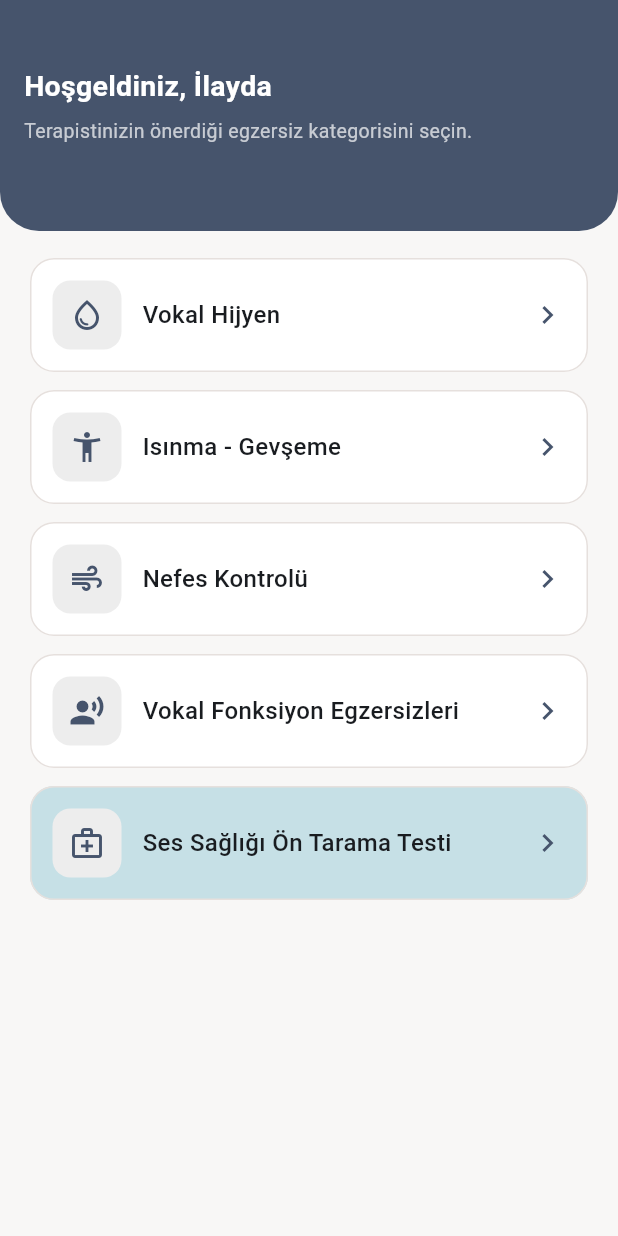
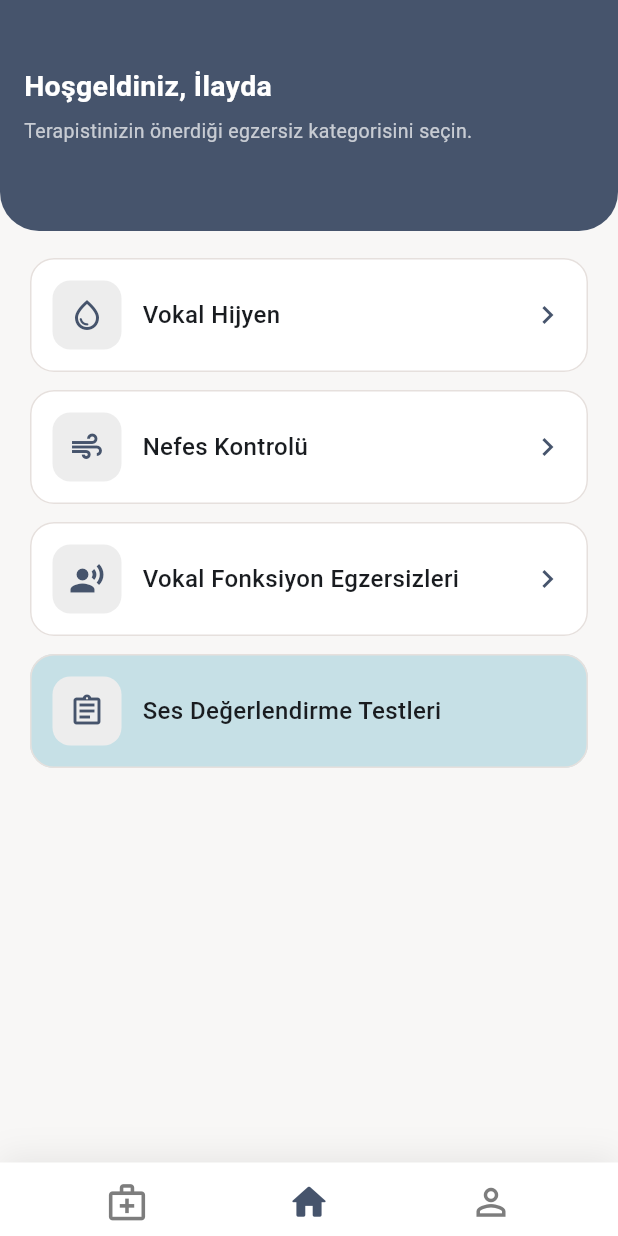
Before and after one commit to elifyildizzz/voice-therapy-app, a Flutter app: the screen it shows after launch, on a phone screen of 412 x 824 dp. Run offline on Flutter 3.47's test engine with Material 3 defaults, Android fonts, the phone set to English and light mode, and no system bars; missing offline and left inert: record; Roboto replaces fonts that are missing (SF Pro Display).

Commit message:
Add bottom navigation and move voice screening flow

```diff
--- a/mobile/lib/main.dart
+++ b/mobile/lib/main.dart
@@ -1,6 +1,6 @@
 import 'package:flutter/material.dart';
 
-import 'screens/home_screen.dart';
+import 'screens/app_shell_screen.dart';
 import 'theme/app_theme.dart';
 
 void main() {
@@ -16,7 +16,7 @@ class VoiceTherapyApp extends StatelessWidget {
       debugShowCheckedModeBanner: false,
       title: 'Voice Therapy App',
       theme: AppTheme.build(),
-      home: const HomeScreen(),
+      home: const AppShellScreen(),
     );
   }
 }
--- /dev/null
+++ b/mobile/lib/screens/app_shell_screen.dart
@@ -0,0 +1,47 @@
+import 'package:flutter/material.dart';
+
+import '../widgets/app_bottom_navigation_bar.dart';
+import 'home_screen.dart';
+import 'profile_screen.dart';
+import 'voice_analyze_consent_screen.dart';
+
+class AppShellScreen extends StatefulWidget {
+  const AppShellScreen({super.key});
+
+  @override
+  State<AppShellScreen> createState() => _AppShellScreenState();
+}
+
+class _AppShellScreenState extends State<AppShellScreen> {
+  int _selectedIndex = 1;
+
+  static const List<Widget> _tabs = [
+    VoiceAnalyzeConsentScreen(),
+    HomeScreen(),
+    ProfileScreen(),
+  ];
+
+  void _onTabSelected(int index) {
+    if (_selectedIndex == index) {
+      return;
+    }
+
+    setState(() {
+      _selectedIndex = index;
+    });
+  }
+
+  @override
+  Widget build(BuildContext context) {
+    return Scaffold(
+      body: IndexedStack(
+        index: _selectedIndex,
+        children: _tabs,
+      ),
+      bottomNavigationBar: AppBottomNavigationBar(
+        currentIndex: _selectedIndex,
+        onTap: _onTabSelected,
+      ),
+    );
+  }
+}
--- a/mobile/lib/screens/home_screen.dart
+++ b/mobile/lib/screens/home_screen.dart
@@ -6,8 +6,6 @@ import '../widgets/app_top_header.dart';
 import 'breath_control_screen.dart';
 import 'vocal_hygiene_screen.dart';
 import 'vocal_function_exercises_screen.dart';
-import 'voice_analyze_consent_screen.dart';
-import 'warmup_relax_screen.dart';
 
 class HomeScreen extends StatelessWidget {
   const HomeScreen({super.key});
@@ -43,18 +41,6 @@ class HomeScreen extends StatelessWidget {
                   ),
                   const SizedBox(height: 12),
                   _CategoryTile(
-                    icon: Icons.accessibility_new_outlined,
-                    title: 'Isınma - Gevşeme',
-                    onTap: () {
-                      Navigator.of(context).push(
-                        MaterialPageRoute<void>(
-                          builder: (_) => const WarmupRelaxScreen(),
-                        ),
-                      );
-                    },
-                  ),
-                  const SizedBox(height: 12),
-                  _CategoryTile(
                     icon: Icons.air,
                     title: 'Nefes Kontrolü',
                     onTap: () {
@@ -78,17 +64,11 @@ class HomeScreen extends StatelessWidget {
                     },
                   ),
                   const SizedBox(height: 12),
-                  _CategoryTile(
-                    icon: Icons.medical_services_outlined,
-                    title: 'Ses Sağlığı Ön Tarama Testi',
+                  const _CategoryTile(
+                    icon: Icons.assignment_outlined,
+                    title: 'Ses Değerlendirme Testleri',
                     isHighlighted: true,
-                    onTap: () {
-                      Navigator.of(context).push(
-                        MaterialPageRoute<void>(
-                          builder: (_) => const VoiceAnalyzeConsentScreen(),
-                        ),
-                      );
-                    },
+                    showChevron: false,
                   ),
                 ],
               ),
@@ -104,14 +84,16 @@ class _CategoryTile extends StatelessWidget {
   const _CategoryTile({
     required this.icon,
     required this.title,
-    required this.onTap,
     this.isHighlighted = false,
+    this.onTap,
+    this.showChevron = true,
   });
 
   final IconData icon;
   final String title;
-  final VoidCallback onTap;
+  final VoidCallback? onTap;
   final bool isHighlighted;
+  final bool showChevron;
 
   @override
   Widget build(BuildContext context) {
@@ -148,7 +130,8 @@ class _CategoryTile extends StatelessWidget {
                   ),
                 ),
               ),
-              const Icon(Icons.chevron_right, color: AppTheme.darkBlue),
+              if (showChevron)
+                const Icon(Icons.chevron_right, color: AppTheme.darkBlue),
             ],
           ),
         ),
--- a/mobile/lib/screens/voice_analyze_consent_screen.dart
+++ b/mobile/lib/screens/voice_analyze_consent_screen.dart
@@ -22,7 +22,11 @@ class VoiceAnalyzeConsentScreen extends StatelessWidget {
         ),
         child: Column(
           children: [
-            const AppTopHeader.withBack(title: 'Ses Sağlığı Ön Tarama Testi'),
+            const AppTopHeader.home(
+              title: 'Ses Sağlığı Ön Tarama Testi',
+              subtitle:
+                  'Kayda başlamadan önce kısa bilgilendirmeyi inceleyin.',
+            ),
             Expanded(
               child: Padding(
                 padding: const EdgeInsets.fromLTRB(16, 18, 16, 22),
--- /dev/null
+++ b/mobile/lib/widgets/app_bottom_navigation_bar.dart
@@ -0,0 +1,108 @@
+import 'package:flutter/material.dart';
+
+import '../theme/app_theme.dart';
+
+class AppBottomNavigationBar extends StatelessWidget {
+  const AppBottomNavigationBar({
+    required this.currentIndex,
+    required this.onTap,
+    super.key,
+  });
+
+  static const List<_BottomNavigationItemData> _items = [
+    _BottomNavigationItemData(
+      icon: Icons.medical_services_outlined,
+      activeIcon: Icons.medical_services,
+      semanticLabel: 'Ses Sağlığı Ön Tarama Testi',
+    ),
+    _BottomNavigationItemData(
+      icon: Icons.home_outlined,
+      activeIcon: Icons.home_rounded,
+      semanticLabel: 'Ana sayfa',
+    ),
+    _BottomNavigationItemData(
+      icon: Icons.person_outline,
+      activeIcon: Icons.person,
+      semanticLabel: 'Profil',
+    ),
+  ];
+
+  final int currentIndex;
+  final ValueChanged<int> onTap;
+
+  @override
+  Widget build(BuildContext context) {
+    final bottomInset = MediaQuery.paddingOf(context).bottom;
+
+    return Container(
+      padding: EdgeInsets.fromLTRB(24, 8, 24, bottomInset + 4),
+      decoration: const BoxDecoration(
+        color: Colors.white,
+        boxShadow: [
+          BoxShadow(
+            color: Color(0x12000000),
+            blurRadius: 18,
+            offset: Offset(0, -4),
+          ),
+        ],
+      ),
+      child: Row(
+        children: List.generate(
+          _items.length,
+          (index) => Expanded(
+            child: _BottomNavigationAction(
+              item: _items[index],
+              isSelected: currentIndex == index,
+              onTap: () => onTap(index),
+            ),
+          ),
+        ),
+      ),
+    );
+  }
+}
+
+class _BottomNavigationAction extends StatelessWidget {
+  const _BottomNavigationAction({
+    required this.item,
+    required this.isSelected,
+    required this.onTap,
+  });
+
+  final _BottomNavigationItemData item;
+  final bool isSelected;
+  final VoidCallback onTap;
+
+  @override
+  Widget build(BuildContext context) {
+    return Semantics(
+      button: true,
+      selected: isSelected,
+      label: item.semanticLabel,
+        child: InkResponse(
+          onTap: onTap,
+          radius: 26,
+          child: Padding(
+            padding: const EdgeInsets.symmetric(vertical: 4),
+            child: Icon(
+              isSelected ? item.activeIcon : item.icon,
+              size: 29,
+            color: isSelected ? AppTheme.darkBlue : const Color(0xFF7D7D7D),
+          ),
+        ),
+      ),
+    );
+  }
+}
+
+class _BottomNavigationItemData {
+  const _BottomNavigationItemData({
+    required this.icon,
+    required this.activeIcon,
+    required this.semanticLabel,
+  });
+
+  final IconData icon;
+  final IconData activeIcon;
+  final String semanticLabel;
+}
```
Also changed, not shown: mobile/lib/screens/profile_screen.dart (added, +75 -0 lines), mobile/lib/screens/warmup_relax_screen.dart (deleted, +0 -191 lines), 1 other file.
